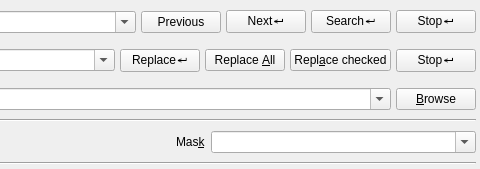
The window that mks/plugins/searchreplace/SearchWidget.ui (andreikop/enki) describes before a commit, drawn with Qt 5; both pictures show x 319 to 799 and y 0 to 169 of the 799 by 169 pixel window.
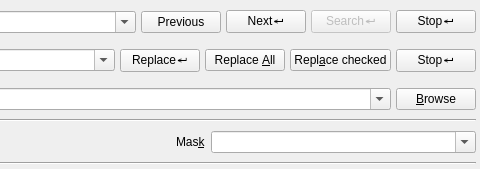
The same window after the commit. Icons and pictures are not drawn.

Diff of the .ui file:
```diff
--- a/mks/plugins/searchreplace/SearchWidget.ui
+++ b/mks/plugins/searchreplace/SearchWidget.ui
@@ -94,6 +94,9 @@
          </item>
          <item>
           <widget class="QPushButton" name="pbSearch">
+           <property name="enabled">
+            <bool>false</bool>
+           </property>
            <property name="text">
             <string>Search↵</string>
            </property>
```
